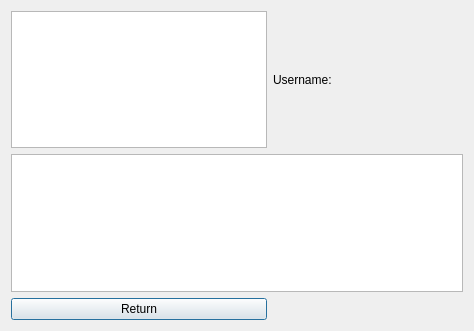
This is gui/friendprofilegui.ui in Huy-Nguyen-HCI/RocketBook as Qt 5 draws it before an edit. The edited form follows.
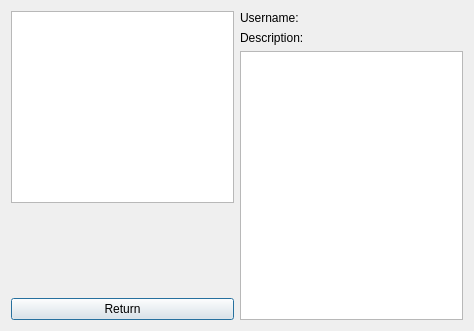
This is the edited form.

Commit message: Redesign the Friend Profile GUI

```diff
--- a/gui/friendprofilegui.ui
+++ b/gui/friendprofilegui.ui
@@ -13,54 +13,56 @@
   <property name="windowTitle">
    <string>Dialog</string>
   </property>
-  <layout class="QVBoxLayout" name="verticalLayout">
-   <item>
-    <layout class="QGridLayout" name="gridLayout">
-     <item row="2" column="0">
+  <layout class="QGridLayout" name="gridLayout_2">
+   <item row="0" column="0">
+    <layout class="QVBoxLayout" name="verticalLayout">
+     <item>
+      <widget class="QGraphicsView" name="photo"/>
+     </item>
+     <item>
+      <spacer name="verticalSpacer">
+       <property name="orientation">
+        <enum>Qt::Vertical</enum>
+       </property>
+       <property name="sizeHint" stdset="0">
+        <size>
+         <width>20</width>
+         <height>40</height>
+        </size>
+       </property>
+      </spacer>
+     </item>
+     <item>
       <widget class="QPushButton" name="returnButton">
        <property name="text">
         <string>Return</string>
        </property>
       </widget>
      </item>
-     <item row="0" column="1">
+    </layout>
+   </item>
+   <item row="0" column="1">
+    <layout class="QVBoxLayout" name="verticalLayout_2">
+     <item>
       <widget class="QLabel" name="userName">
        <property name="text">
         <string>Username:</string>
        </property>
       </widget>
      </item>
-     <item row="0" column="0">
-      <widget class="QGraphicsView" name="photo"/>
-     </item>
-     <item row="1" column="0" colspan="4">
-      <widget class="QTextBrowser" name="description"/>
-     </item>
-     <item row="0" column="3">
-      <spacer name="horizontalSpacer">
-       <property name="orientation">
-        <enum>Qt::Horizontal</enum>
+     <item>
+      <widget class="QLabel" name="label">
+       <property name="text">
+        <string>Description:</string>
        </property>
-       <property name="sizeHint" stdset="0">
-        <size>
-         <width>40</width>
-         <height>20</height>
-        </size>
-       </property>
-      </spacer>
+      </widget>
      </item>
-     <item row="0" column="2">
-      <spacer name="horizontalSpacer_2">
-       <property name="orientation">
-        <enum>Qt::Horizontal</enum>
+     <item>
+      <widget class="QTextEdit" name="description">
+       <property name="readOnly">
+        <bool>true</bool>
        </property>
-       <property name="sizeHint" stdset="0">
-        <size>
-         <width>40</width>
-         <height>20</height>
-        </size>
-       </property>
-      </spacer>
+      </widget>
      </item>
     </layout>
    </item>
```
The commit also changes 2 other files.
